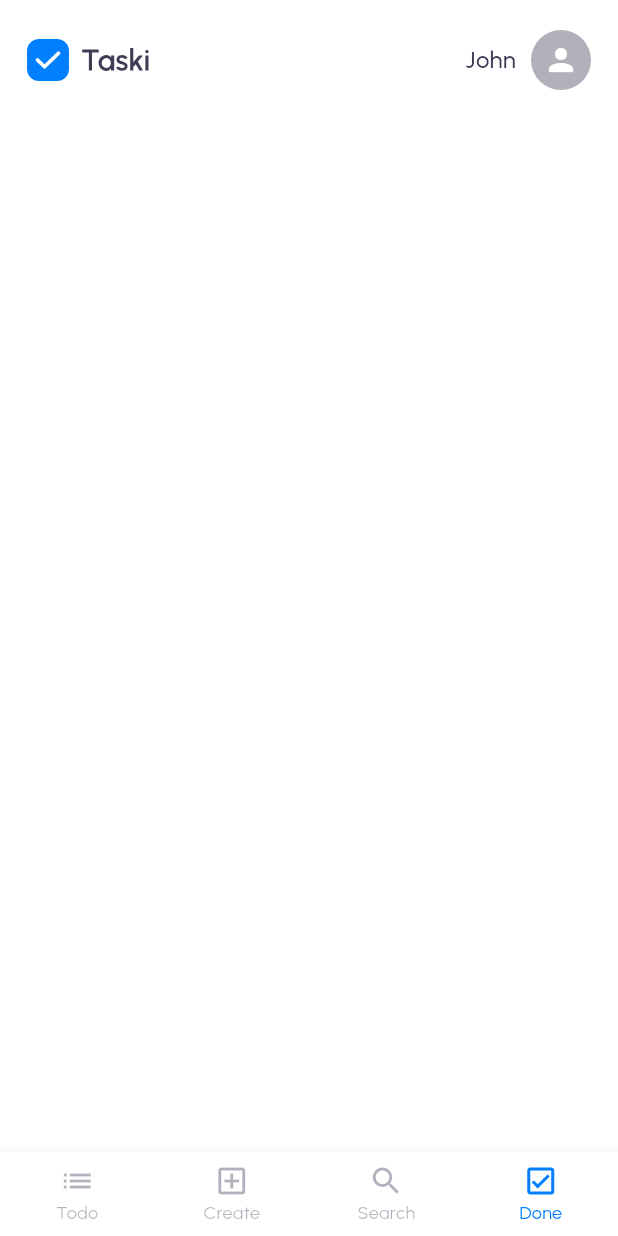
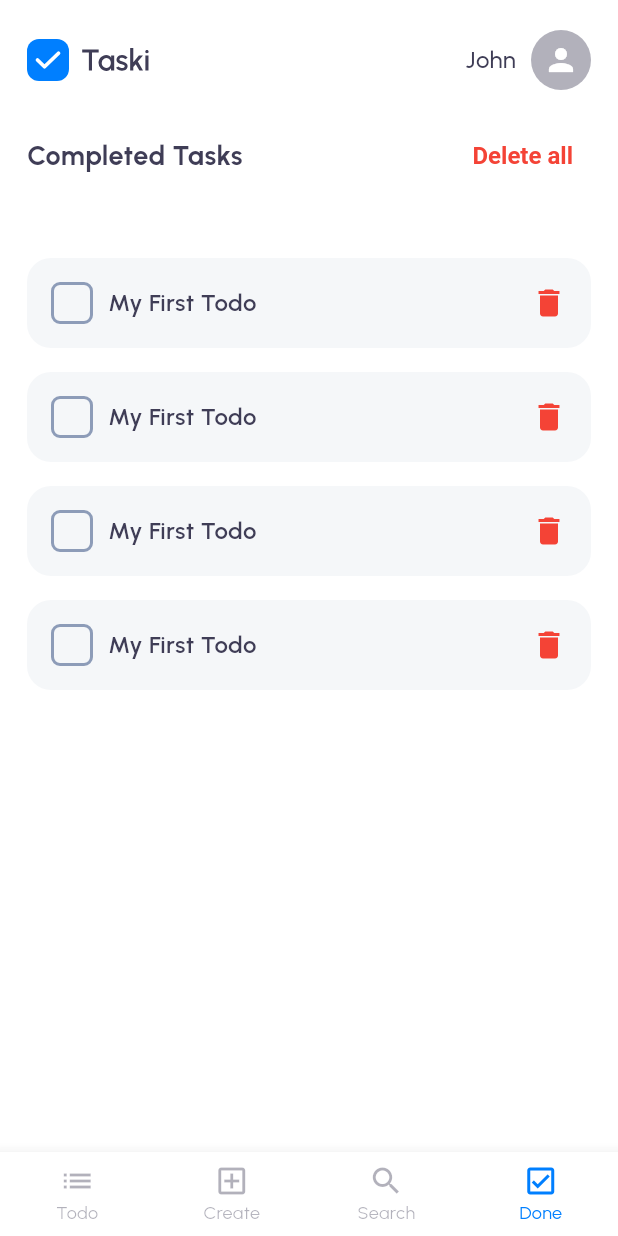
Before and after one commit to wRiqie/taski-to-do-challenge, a Flutter app: the screen it shows after launch, item 4 of the bottom bar chosen, on a phone screen of 412 x 824 dp. Run offline on Flutter 3.47's test engine with Material 3 defaults, Android fonts, the phone set to English and light mode, and no system bars; our stand-ins replace flutter_svg.

Commit message:
feat: starting done view!

```diff
--- a/lib/app/ui/view_models/dashboard_view_model.dart
+++ b/lib/app/ui/view_models/dashboard_view_model.dart
@@ -1,4 +1,5 @@
 import 'package:flutter/material.dart';
+import 'package:taski_to_do_challenge/app/ui/views/done_view.dart';
 import 'package:taski_to_do_challenge/app/ui/views/home_view.dart';
 
 class DashboardViewModel extends ChangeNotifier {
@@ -8,7 +9,7 @@ class DashboardViewModel extends ChangeNotifier {
     const HomeView(),
     Container(),
     Container(),
-    Container(),
+    const DoneView(),
   ];
 
   void changeIndex(int index) {
--- /dev/null
+++ b/lib/app/ui/view_models/done_view_model.dart
@@ -0,0 +1,36 @@
+import 'package:flutter/material.dart';
+
+import '../../data/models/todo_model.dart';
+
+class DoneViewModel extends ChangeNotifier {
+  List<TodoModel> todos = [
+    TodoModel(
+      id: '1',
+      title: 'My First Todo',
+      description:
+          'Lorem ipsum dolor sit amet, consectetur adipiscing elit. Vestibulum vitae libero euismod, vestibulum risus ac, interdum odio. Aliquam mi libero, tincidunt vitae pretium eu, tempor id nunc. Aliquam erat volutpat. Mauris sit amet nunc sit amet sem varius euismod feugiat sit amet mauris. Nam bibendum urna sagittis mauris consequat, sit amet interdum nunc bibendum. Nulla eget mi eget tellus elementum pulvinar. In vel ligula vestibulum, semper metus et',
+      isChecked: true,
+    ),
+    TodoModel(
+      id: '1',
+      title: 'My First Todo',
+      description:
+          'Lorem ipsum dolor sit amet, consectetur adipiscing elit. Vestibulum vitae libero euismod, vestibulum risus ac, interdum odio. Aliquam mi libero, tincidunt vitae pretium eu, tempor id nunc. Aliquam erat volutpat. Mauris sit amet nunc sit amet sem varius euismod feugiat sit amet mauris. Nam bibendum urna sagittis mauris consequat, sit amet interdum nunc bibendum. Nulla eget mi eget tellus elementum pulvinar. In vel ligula vestibulum, semper metus et',
+      isChecked: true,
+    ),
+    TodoModel(
+      id: '1',
+      title: 'My First Todo',
+      description:
+          'Lorem ipsum dolor sit amet, consectetur adipiscing elit. Vestibulum vitae libero euismod, vestibulum risus ac, interdum odio. Aliquam mi libero, tincidunt vitae pretium eu, tempor id nunc. Aliquam erat volutpat. Mauris sit amet nunc sit amet sem varius euismod feugiat sit amet mauris. Nam bibendum urna sagittis mauris consequat, sit amet interdum nunc bibendum. Nulla eget mi eget tellus elementum pulvinar. In vel ligula vestibulum, semper metus et',
+      isChecked: true,
+    ),
+    TodoModel(
+      id: '1',
+      title: 'My First Todo',
+      description:
+          'Lorem ipsum dolor sit amet, consectetur adipiscing elit. Vestibulum vitae libero euismod, vestibulum risus ac, interdum odio. Aliquam mi libero, tincidunt vitae pretium eu, tempor id nunc. Aliquam erat volutpat. Mauris sit amet nunc sit amet sem varius euismod feugiat sit amet mauris. Nam bibendum urna sagittis mauris consequat, sit amet interdum nunc bibendum. Nulla eget mi eget tellus elementum pulvinar. In vel ligula vestibulum, semper metus et',
+      isChecked: true,
+    ),
+  ];
+}
--- /dev/null
+++ b/lib/app/ui/views/done_view.dart
@@ -0,0 +1,99 @@
+import 'package:flutter/material.dart';
+import 'package:flutter_svg/svg.dart';
+import 'package:taski_to_do_challenge/app/core/values/images.dart';
+import 'package:taski_to_do_challenge/app/ui/view_models/done_view_model.dart';
+import 'package:taski_to_do_challenge/app/ui/widgets/done_todo_card_widget.dart';
+
+class DoneView extends StatefulWidget {
+  const DoneView({super.key});
+
+  @override
+  State<DoneView> createState() => _DoneViewState();
+}
+
+class _DoneViewState extends State<DoneView> {
+  final viewModel = DoneViewModel();
+
+  @override
+  void initState() {
+    super.initState();
+    viewModel.addListener(() {
+      setState(() {});
+    });
+  }
+
+  @override
+  void dispose() {
+    viewModel.dispose();
+    super.dispose();
+  }
+
+  @override
+  Widget build(BuildContext context) {
+    final colorScheme = Theme.of(context).colorScheme;
+
+    return Column(
+      crossAxisAlignment: CrossAxisAlignment.stretch,
+      children: [
+        Row(
+          mainAxisAlignment: MainAxisAlignment.spaceBetween,
+          children: [
+            const Text(
+              'Completed Tasks',
+              style: TextStyle(
+                fontSize: 18,
+                fontWeight: FontWeight.bold,
+              ),
+            ),
+            TextButton(
+              onPressed: () {},
+              child: Text(
+                'Delete all',
+                style: TextStyle(color: colorScheme.error),
+              ),
+            ),
+          ],
+        ),
+        const SizedBox(
+          height: 24,
+        ),
+        Expanded(
+          child: viewModel.todos.isNotEmpty
+              ? Padding(
+                  padding: const EdgeInsets.only(top: 20),
+                  child: ListView.separated(
+                      itemBuilder: (context, index) {
+                        return DoneTodoCardWidget(todo: viewModel.todos[index]);
+                      },
+                      separatorBuilder: (context, index) {
+                        return const SizedBox(
+                          height: 16,
+                        );
+                      },
+                      itemCount: viewModel.todos.length))
+              : Center(
+                  child: Column(
+                    mainAxisSize: MainAxisSize.min,
+                    children: [
+                      SvgPicture.asset(
+                        Images.emptyTodo,
+                        width: 100,
+                      ),
+                      const SizedBox(
+                        height: 24,
+                      ),
+                      Text(
+                        'You have no task listed.',
+                        style: TextStyle(
+                          fontSize: 16,
+                          color: colorScheme.secondary,
+                        ),
+                      ),
+                    ],
+                  ),
+                ),
+        ),
+      ],
+    );
+  }
+}
--- a/lib/app/ui/widgets/custom_check_box_widget.dart
+++ b/lib/app/ui/widgets/custom_check_box_widget.dart
@@ -1,7 +1,8 @@
 import 'package:flutter/material.dart';
 
 class CustomCheckBoxWidget extends StatelessWidget {
-  const CustomCheckBoxWidget({super.key});
+  final bool isChecked;
+  const CustomCheckBoxWidget({super.key, this.isChecked = false});
 
   @override
   Widget build(BuildContext context) {
--- /dev/null
+++ b/lib/app/ui/widgets/done_todo_card_widget.dart
@@ -0,0 +1,53 @@
+import 'package:flutter/material.dart';
+import 'package:taski_to_do_challenge/app/data/models/todo_model.dart';
+
+import 'custom_check_box_widget.dart';
+
+class DoneTodoCardWidget extends StatelessWidget {
+  final TodoModel todo;
+  const DoneTodoCardWidget({super.key, required this.todo});
+
+  @override
+  Widget build(BuildContext context) {
+    final colorScheme = Theme.of(context).colorScheme;
+
+    return Container(
+      decoration: BoxDecoration(
+        color: colorScheme.onSurfaceVariant,
+        borderRadius: BorderRadius.circular(16),
+      ),
+      child: Padding(
+        padding: const EdgeInsets.all(16),
+        child: Row(
+          crossAxisAlignment: CrossAxisAlignment.center,
+          children: [
+            const CustomCheckBoxWidget(
+              isChecked: true,
+            ),
+            const SizedBox(
+              width: 10,
+            ),
+            Expanded(
+              child: Column(
+                crossAxisAlignment: CrossAxisAlignment.stretch,
+                children: [
+                  Text(
+                    todo.title,
+                    style: const TextStyle(
+                      fontWeight: FontWeight.w600,
+                      fontSize: 16,
+                    ),
+                  ),
+                ],
+              ),
+            ),
+            const Icon(
+              Icons.delete,
+              color: Colors.red,
+            ),
+          ],
+        ),
+      ),
+    );
+  }
+}
```
